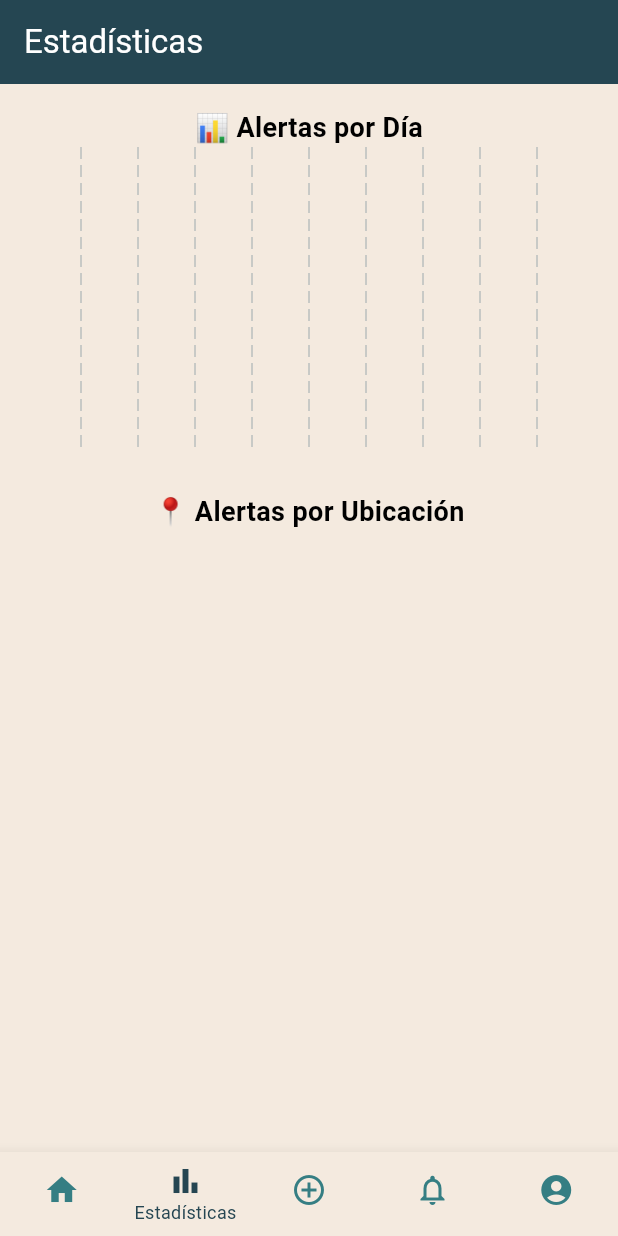
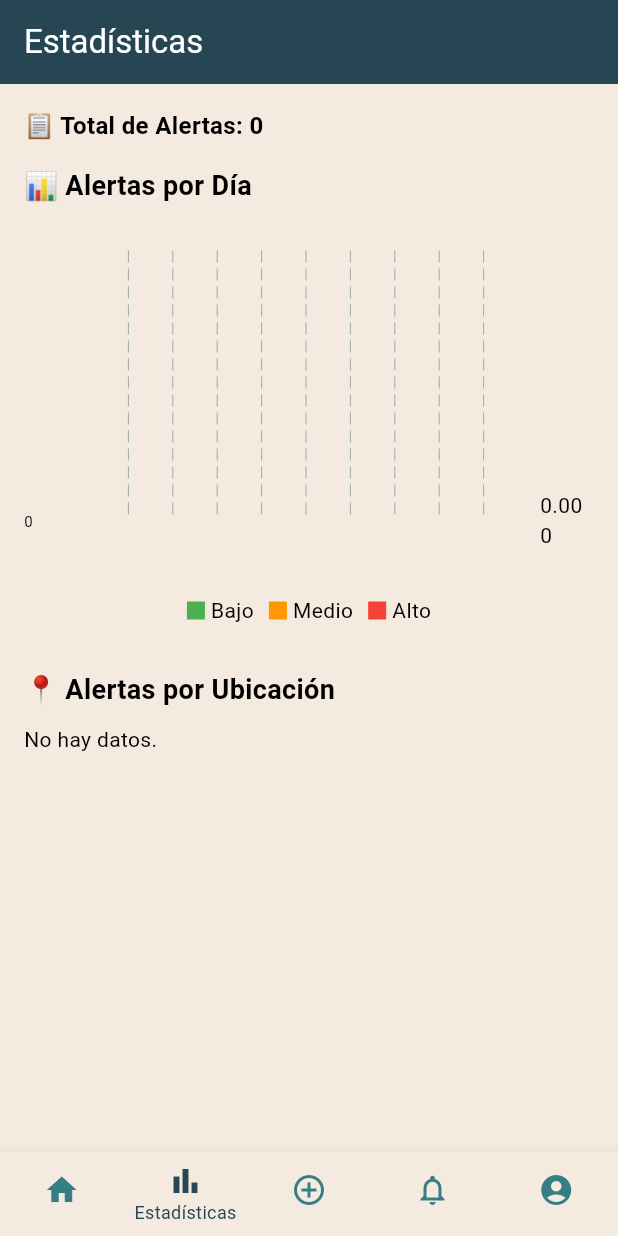
Before and after one commit to dev-brian/appSIAR, a Flutter app: the screen it shows once a user with an empty profile is signed in, item 2 of the bottom bar chosen, on a phone screen of 412 x 824 dp. Run offline on Flutter 3.47's test engine with Material 3 defaults, Android fonts, the phone set to English and light mode, and no system bars; drawn by our look-alikes of fl_chart; our stand-ins replace cloud_firestore, firebase_auth, firebase_core, firebase_database, firebase_storage, font_awesome_flutter and 2 more; accounts and stored records are empty; network calls fail.

Commit message:
Agregación de estilos a statistics_screen

```diff
--- a/lib/screens/alert_stats_screen.dart
+++ b/lib/screens/alert_stats_screen.dart
@@ -14,6 +14,7 @@
 class _AlertStatsScreenState extends State<AlertStatsScreen> {
   final DatabaseReference _databaseRef =
       FirebaseDatabase.instance.ref('alertas/lecturas');
+
   Map<String, int> _alertasPorDia = {};
   Map<String, int> _alertasPorUbicacion = {};
 
@@ -35,7 +36,7 @@
           final fecha = value['timestamp'] ?? '';
           final ubicacion = value['ubicacion'] ?? 'desconocido';
 
-          // Convertir timestamp a fecha "yyyy-MM-dd"
+          // Convertir timestamp a fecha
           String dia = 'desconocido';
           try {
             final dateTime = DateTime.parse(fecha);
@@ -47,35 +48,163 @@
         });
 
         setState(() {
-          _alertasPorDia = SplayTreeMap.from(porDia); // ordena por fecha
+          _alertasPorDia = SplayTreeMap.from(porDia);
           _alertasPorUbicacion = porUbicacion;
         });
       }
     });
   }
 
+  Color _getBarColor(int value) {
+    if (value <= 2) return Colors.green;
+    if (value <= 5) return Colors.orange;
+    return Colors.red;
+  }
+
   @override
   Widget build(BuildContext context) {
+    final totalAlertas = _alertasPorDia.values.fold(0, (a, b) => a + b);
+
     return Scaffold(
       appBar: AppBar(title: const Text('Estadísticas')),
       body: SingleChildScrollView(
         padding: const EdgeInsets.all(16),
         child: Column(
+          crossAxisAlignment: CrossAxisAlignment.start,
           children: [
+            Text(
+              '📋 Total de Alertas: $totalAlertas',
+              style: const TextStyle(fontSize: 16, fontWeight: FontWeight.w600),
+            ),
+            const SizedBox(height: 16),
             const Text("📊 Alertas por Día",
                 style: TextStyle(fontSize: 18, fontWeight: FontWeight.bold)),
-            SizedBox(height: 200, child: _BarChartWidget()),
+            SizedBox(height: 250, child: _BarChartWidget()),
+            const SizedBox(height: 10),
+            _buildLegend(),
             const SizedBox(height: 30),
             const Text("📍 Alertas por Ubicación",
                 style: TextStyle(fontSize: 18, fontWeight: FontWeight.bold)),
-            _buildUbicacionChart(),
+            const SizedBox(height: 10),
+            SizedBox(height: 250, child: _PieChartWidget()),
+            const SizedBox(height: 20),
+            _buildUbicacionList(),
           ],
         ),
       ),
     );
   }
 
-  Widget _buildUbicacionChart() {
+  Widget _BarChartWidget() {
+    final keys = _alertasPorDia.keys.toList();
+    final values = _alertasPorDia.values.toList();
+
+    return BarChart(
+      BarChartData(
+        barTouchData: BarTouchData(
+          enabled: true,
+          touchTooltipData: BarTouchTooltipData(
+            //tooltipBackgroundColor: Colors.black87,
+            getTooltipItem: (group, groupIndex, rod, rodIndex) {
+              final fecha = keys[group.x.toInt()];
+              final cantidad = rod.toY.toInt();
+              return BarTooltipItem(
+                '$fecha\n$cantidad alertas',
+                const TextStyle(color: Colors.white),
+              );
+            },
+          ),
+        ),
+        borderData: FlBorderData(show: false),
+        titlesData: FlTitlesData(
+          leftTitles: AxisTitles(
+            sideTitles: SideTitles(
+              showTitles: true,
+              reservedSize: 40,
+              getTitlesWidget: (value, meta) {
+                return Text(
+                  value.toInt().toString(),
+                  style: const TextStyle(fontSize: 10),
+                );
+              },
+            ),
+          ),
+          bottomTitles: AxisTitles(
+            sideTitles: SideTitles(
+              showTitles: true,
+              reservedSize: 40,
+              getTitlesWidget: (value, meta) {
+                if (value.toInt() < keys.length) {
+                  return Text(
+                    keys[value.toInt()],
+                    style: const TextStyle(fontSize: 10),
+                  );
+                }
+                return const SizedBox.shrink();
+              },
+            ),
+          ),
+        ),
+        barGroups: List.generate(_alertasPorDia.length, (i) {
+          return BarChartGroupData(
+            x: i,
+            barRods: [
+              BarChartRodData(
+                toY: values[i].toDouble(),
+                color: _getBarColor(values[i]),
+                width: 16,
+                borderRadius: BorderRadius.circular(4),
+              ),
+            ],
+          );
+        }),
+      ),
+      swapAnimationDuration: const Duration(milliseconds: 600),
+      swapAnimationCurve: Curves.easeOut,
+    );
+  }
+
+  Widget _buildLegend() {
+    return Row(
+      mainAxisAlignment: MainAxisAlignment.center,
+      children: const [
+        _LegendItem(color: Colors.green, label: 'Bajo'),
+        SizedBox(width: 10),
+        _LegendItem(color: Colors.orange, label: 'Medio'),
+        SizedBox(width: 10),
+        _LegendItem(color: Colors.red, label: 'Alto'),
+      ],
+    );
+  }
+
+  Widget _PieChartWidget() {
+    if (_alertasPorUbicacion.isEmpty) return const Text("No hay datos.");
+
+    final total =
+        _alertasPorUbicacion.values.fold(0, (a, b) => a + b).toDouble();
+    final keys = _alertasPorUbicacion.keys.toList();
+
+    return PieChart(
+      PieChartData(
+        sections: _alertasPorUbicacion.entries.map((entry) {
+          final index = keys.indexOf(entry.key);
+          final value = entry.value.toDouble();
+          final percentage = (value / total * 100).toStringAsFixed(1);
+          return PieChartSectionData(
+            value: value,
+            title: '${entry.key}\n$percentage%',
+            color: Colors.primaries[index % Colors.primaries.length],
+            radius: 60,
+            titleStyle: const TextStyle(fontSize: 12, color: Colors.white),
+          );
+        }).toList(),
+        sectionsSpace: 4,
+        centerSpaceRadius: 30,
+      ),
+    );
+  }
+
+  Widget _buildUbicacionList() {
     return Column(
       children: _alertasPorUbicacion.entries.map((entry) {
         return ListTile(
@@ -86,21 +215,22 @@
       }).toList(),
     );
   }
+}
 
-  Widget _BarChartWidget() {
-    final barData = _alertasPorDia.entries.map((e) {
-      final index = _alertasPorDia.keys.toList().indexOf(e.key);
-      return BarChartRodData(toY: e.value.toDouble(), color: Colors.blue);
-    }).toList();
+class _LegendItem extends StatelessWidget {
+  final Color color;
+  final String label;
 
-    return BarChart(
-      BarChartData(
-        borderData: FlBorderData(show: false),
-        titlesData: FlTitlesData(show: false),
-        barGroups: List.generate(_alertasPorDia.length, (i) {
-          return BarChartGroupData(x: i, barRods: [barData[i]]);
-        }),
-      ),
+  const _LegendItem({required this.color, required this.label});
+
+  @override
+  Widget build(BuildContext context) {
+    return Row(
+      children: [
+        Container(width: 12, height: 12, color: color),
+        const SizedBox(width: 4),
+        Text(label),
+      ],
     );
   }
 }
```
Also changed, not shown: 4 other files.
